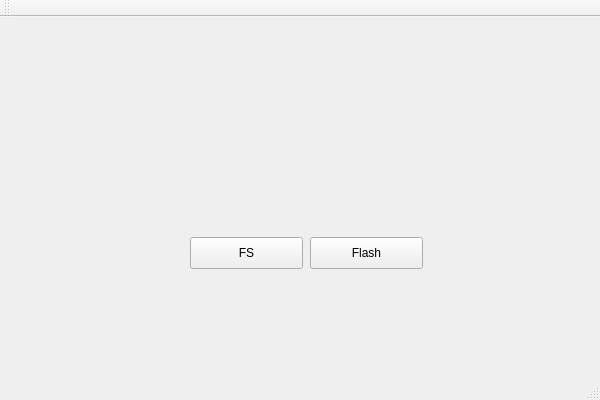
Before: the Qt Designer form mainwindow.ui in seven1240/trainer-studio-opensource, drawn with Qt 5.
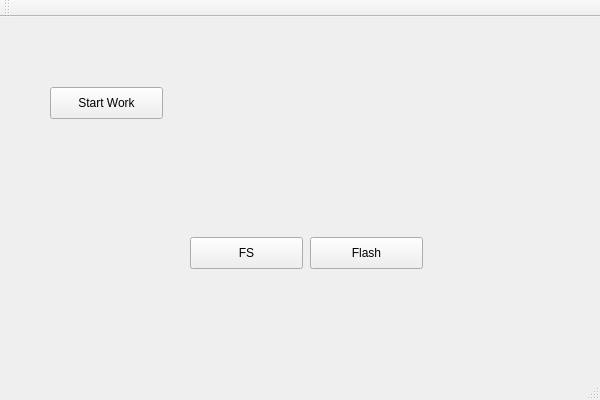
After: the same form once the commit is applied.

Patch:
```diff
--- a/mainwindow.ui
+++ b/mainwindow.ui
@@ -40,6 +40,22 @@
      <string>FS</string>
     </property>
    </widget>
+   <widget class="QPushButton" name="btnState">
+    <property name="geometry">
+     <rect>
+      <x>50</x>
+      <y>70</y>
+      <width>113</width>
+      <height>32</height>
+     </rect>
+    </property>
+    <property name="text">
+     <string>Start Work</string>
+    </property>
+    <property name="checkable">
+     <bool>true</bool>
+    </property>
+   </widget>
   </widget>
   <widget class="QMenuBar" name="menuBar">
    <property name="geometry">
```
